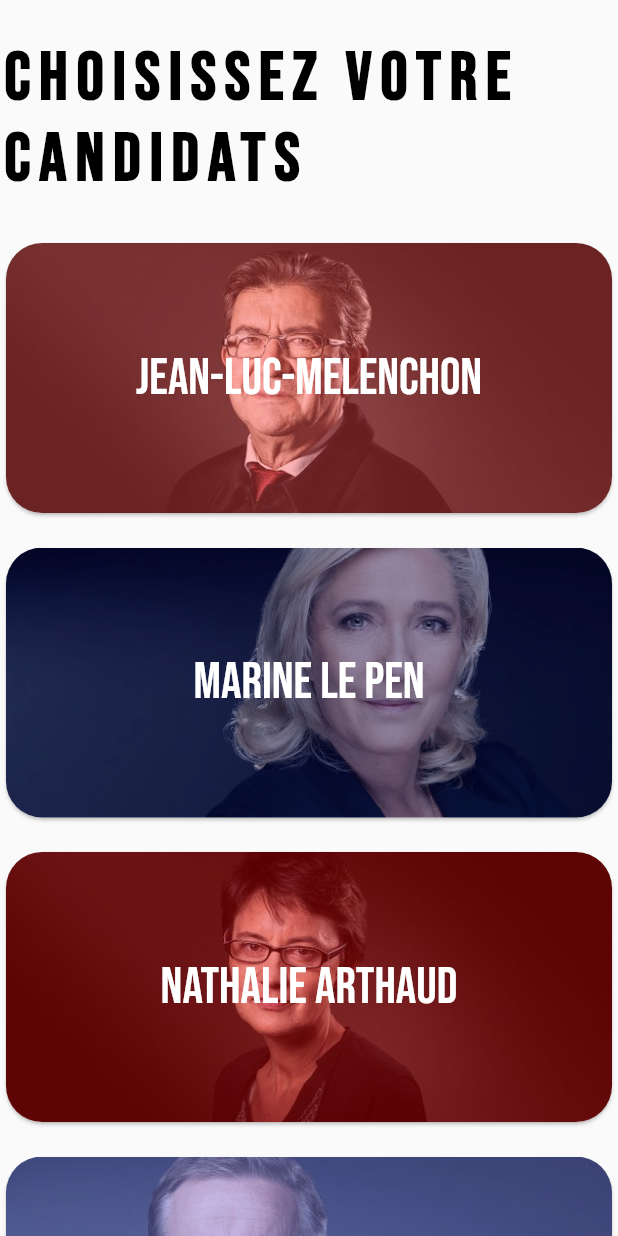
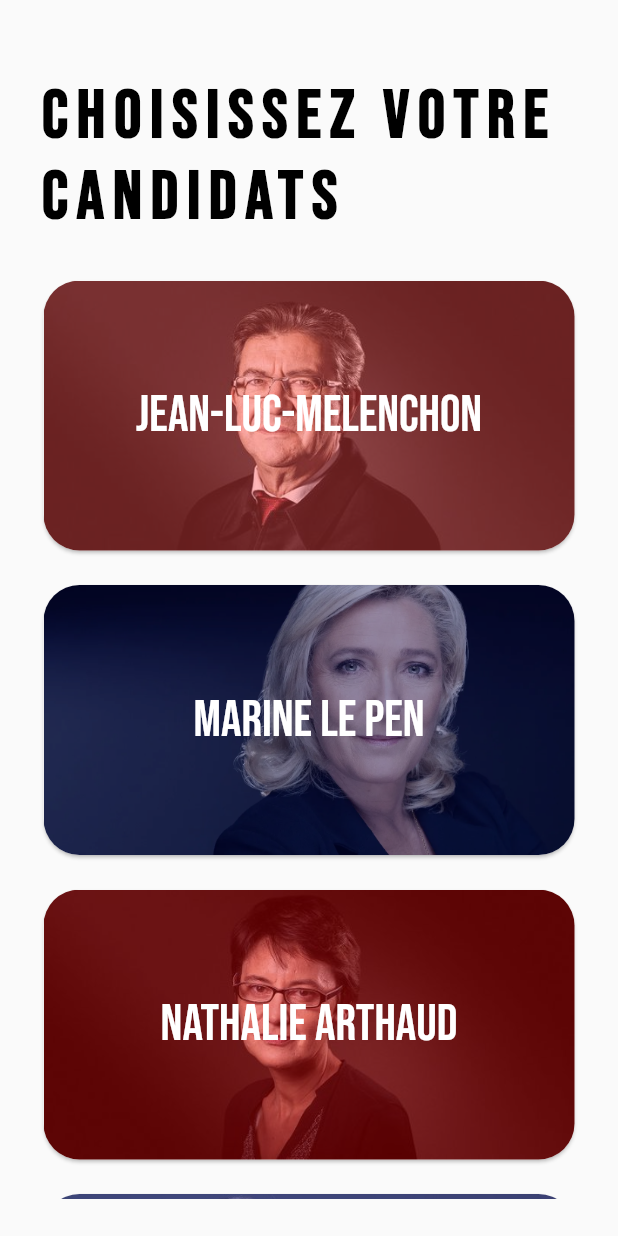
Before and after one commit to Nokimalos/HackatonStarton, a Flutter app: the ConnectedPage screen opened directly, on a phone screen of 412 x 824 dp. Run offline on Flutter 3.47's test engine with Material 2 defaults, Android fonts, the light colour scheme and no system bars; our stand-ins replace blur, google_fonts, hive, lottie, syncfusion_flutter_charts; accounts and stored records are empty.

Commit message:
[ADDgit status]

```diff
--- a/vote_gouv/lib/main.dart
+++ b/vote_gouv/lib/main.dart
@@ -5,6 +5,7 @@ import 'package:vote_gouv/pages/ResultPage.dart';
 import 'constants/colors.dart';
 
 Future<void> main() async {
+
   runApp(const MyApp());
 }
 
--- a/vote_gouv/lib/pages/connected_page.dart
+++ b/vote_gouv/lib/pages/connected_page.dart
@@ -11,7 +11,9 @@ class ConnectedPage extends StatelessWidget {
 
   @override
   Widget build(BuildContext context) {
-    return SingleChildScrollView(
+    return Scaffold(
+      body: Container(
+        child: SingleChildScrollView(
         scrollDirection: Axis.vertical,
         child: Column(
           children: [
@@ -100,6 +102,9 @@ class ConnectedPage extends StatelessWidget {
                 color: pBlackBlue,
                 onTap: () {}),
           ],
-        ));
+        )),
+        padding: const EdgeInsets.all(25.0),
+      ),
+    );
   }
 }
```
